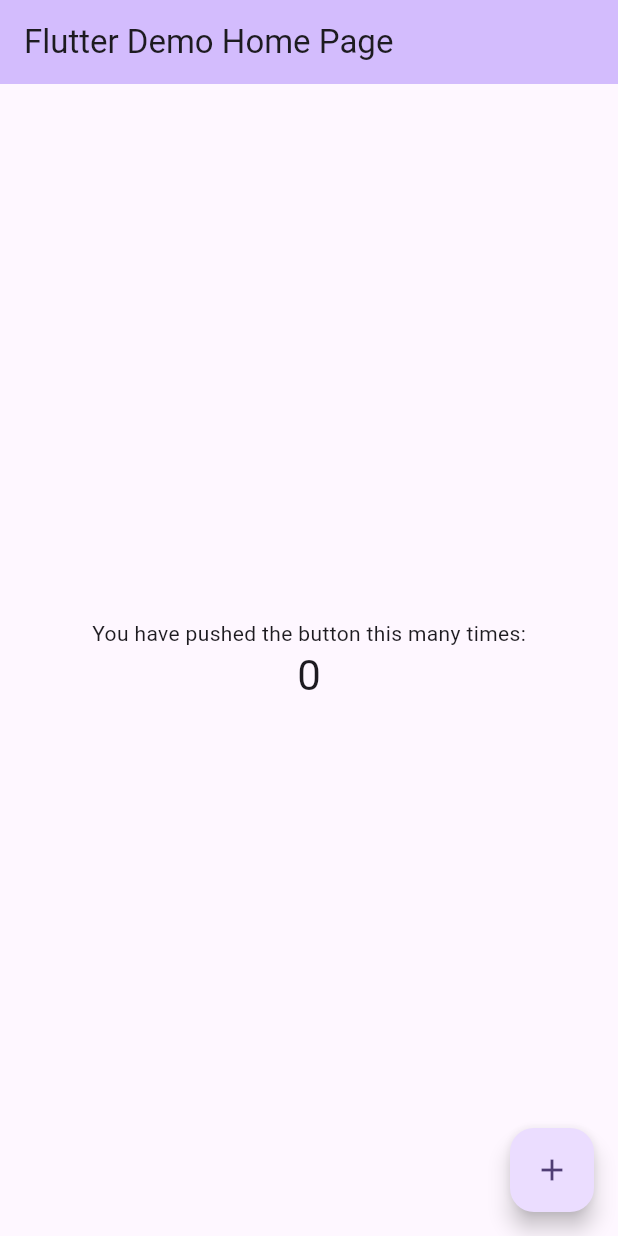
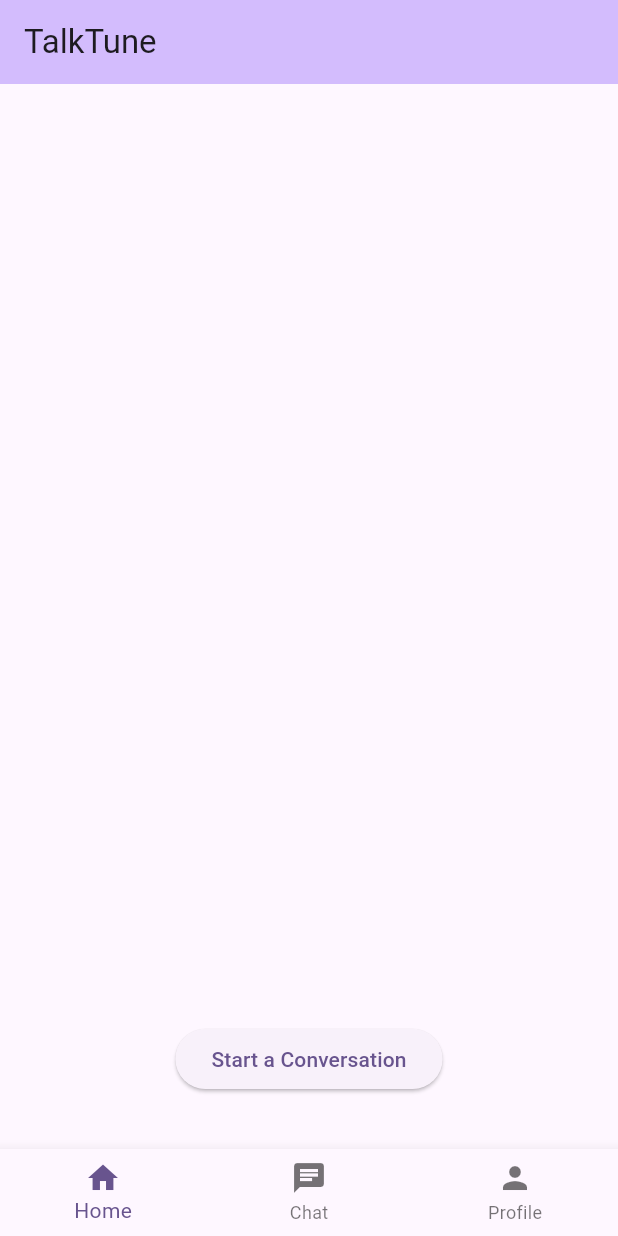
Before and after one commit to navdeepbeniwal16/ceenarios, a Flutter app: the screen it shows after launch, on a phone screen of 412 x 824 dp. Run offline on Flutter 3.47's test engine with Material 3 defaults, Android fonts, the phone set to English and light mode, and no system bars.

Commit message:
design basic home screen using material ui

```diff
--- a/lib/main.dart
+++ b/lib/main.dart
@@ -7,119 +7,64 @@ void main() {
 class MyApp extends StatelessWidget {
   const MyApp({super.key});
 
-  // This widget is the root of your application.
   @override
   Widget build(BuildContext context) {
     return MaterialApp(
       title: 'Flutter Demo',
       theme: ThemeData(
-        // This is the theme of your application.
-        //
-        // TRY THIS: Try running your application with "flutter run". You'll see
-        // the application has a blue toolbar. Then, without quitting the app,
-        // try changing the seedColor in the colorScheme below to Colors.green
-        // and then invoke "hot reload" (save your changes or press the "hot
-        // reload" button in a Flutter-supported IDE, or press "r" if you used
-        // the command line to start the app).
-        //
-        // Notice that the counter didn't reset back to zero; the application
-        // state is not lost during the reload. To reset the state, use hot
-        // restart instead.
-        //
-        // This works for code too, not just values: Most code changes can be
-        // tested with just a hot reload.
         colorScheme: ColorScheme.fromSeed(seedColor: Colors.deepPurple),
         useMaterial3: true,
       ),
-      home: const MyHomePage(title: 'Flutter Demo Home Page'),
+      home: const MyHomePage(title: 'TalkTune'),
     );
   }
 }
 
-class MyHomePage extends StatefulWidget {
+class MyHomePage extends StatelessWidget {
   const MyHomePage({super.key, required this.title});
-
-  // This widget is the home page of your application. It is stateful, meaning
-  // that it has a State object (defined below) that contains fields that affect
-  // how it looks.
-
-  // This class is the configuration for the state. It holds the values (in this
-  // case the title) provided by the parent (in this case the App widget) and
-  // used by the build method of the State. Fields in a Widget subclass are
-  // always marked "final".
 
   final String title;
 
-  @override
-  State<MyHomePage> createState() => _MyHomePageState();
-}
-
-class _MyHomePageState extends State<MyHomePage> {
-  int _counter = 0;
-
-  void _incrementCounter() {
-    setState(() {
-      // This call to setState tells the Flutter framework that something has
-      // changed in this State, which causes it to rerun the build method below
-      // so that the display can reflect the updated values. If we changed
-      // _counter without calling setState(), then the build method would not be
-      // called again, and so nothing would appear to happen.
-      _counter++;
-    });
+  void startConversation() {
+    print("Starting a conversation...");
   }
 
   @override
   Widget build(BuildContext context) {
-    // This method is rerun every time setState is called, for instance as done
-    // by the _incrementCounter method above.
-    //
-    // The Flutter framework has been optimized to make rerunning build methods
-    // fast, so that you can just rebuild anything that needs updating rather
-    // than having to individually change instances of widgets.
     return Scaffold(
       appBar: AppBar(
-        // TRY THIS: Try changing the color here to a specific color (to
-        // Colors.amber, perhaps?) and trigger a hot reload to see the AppBar
-        // change color while the other colors stay the same.
         backgroundColor: Theme.of(context).colorScheme.inversePrimary,
-        // Here we take the value from the MyHomePage object that was created by
-        // the App.build method, and use it to set our appbar title.
-        title: Text(widget.title),
+        title: Text(title),
       ),
-      body: Center(
-        // Center is a layout widget. It takes a single child and positions it
-        // in the middle of the parent.
-        child: Column(
-          // Column is also a layout widget. It takes a list of children and
-          // arranges them vertically. By default, it sizes itself to fit its
-          // children horizontally, and tries to be as tall as its parent.
-          //
-          // Column has various properties to control how it sizes itself and
-          // how it positions its children. Here we use mainAxisAlignment to
-          // center the children vertically; the main axis here is the vertical
-          // axis because Columns are vertical (the cross axis would be
-          // horizontal).
-          //
-          // TRY THIS: Invoke "debug painting" (choose the "Toggle Debug Paint"
-          // action in the IDE, or press "p" in the console), to see the
-          // wireframe for each widget.
-          mainAxisAlignment: MainAxisAlignment.center,
-          children: <Widget>[
-            const Text(
-              'You have pushed the button this many times:',
-            ),
-            Text(
-              '$_counter',
-              style: Theme.of(context).textTheme.headlineMedium,
-            ),
-          ],
+      body: Align(
+        alignment: Alignment.bottomCenter,
+        child: Padding(
+          padding: const EdgeInsets.only(bottom: 36.0),
+          child: ElevatedButton(
+            onPressed: () {
+              // Add your action for this button
+              startConversation();
+            },
+            child: const Text('Start a Conversation'),
+          ),
         ),
       ),
-      floatingActionButton: FloatingActionButton(
-        onPressed: _incrementCounter,
-        tooltip: 'Increment',
-        child: const Icon(Icons.add),
-      ), // This trailing comma makes auto-formatting nicer for build methods.
+      bottomNavigationBar: BottomNavigationBar(
+        items: const <BottomNavigationBarItem>[
+          BottomNavigationBarItem(
+            icon: Icon(Icons.home),
+            label: 'Home',
+          ),
+          BottomNavigationBarItem(
+            icon: Icon(Icons.chat),
+            label: 'Chat',
+          ),
+          BottomNavigationBarItem(
+            icon: Icon(Icons.person),
+            label: 'Profile',
+          ),
+        ],
+      ),
     );
   }
 }
```
